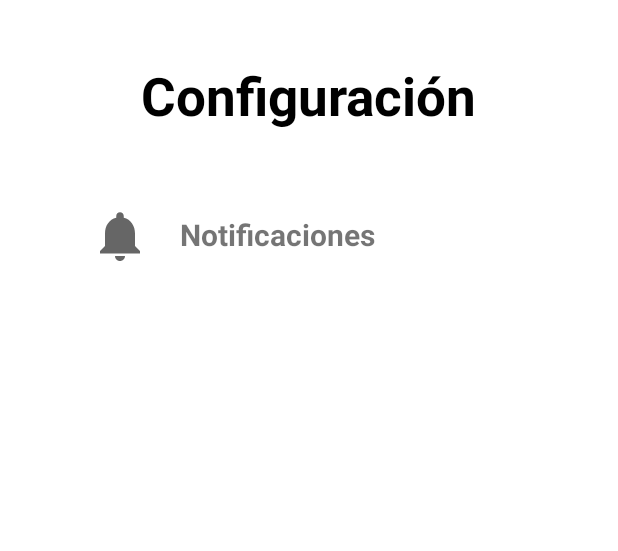
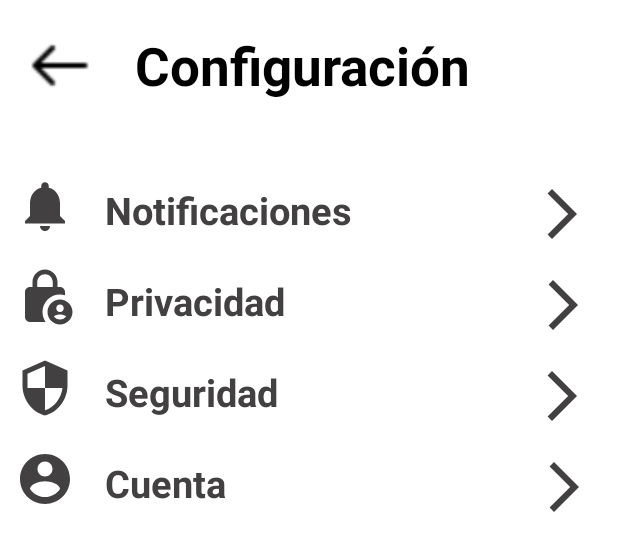
Before and after one commit to AimarGE/Editoria, an Android app: the layout fragment_opciones.xml on its own in the app's theme, with its tools: preview values and no code run, on a phone screen of 412 x 824 dp. Shown: the top 551 px of the screen. Run offline under Robolectric (Android 15) with nearby library versions, the phone set to English and light mode, and no system bars.

Commit message:
haciendo opciones

```diff
--- a/app/src/main/java/com/example/editoria/MainActivity.java
+++ b/app/src/main/java/com/example/editoria/MainActivity.java
@@ -36,7 +36,7 @@ public class MainActivity extends AppCompatActivity {
         new Handler().postDelayed(new Runnable() {
             @Override
             public void run() {
-                Intent intent = new Intent(MainActivity.this, Login.class);
+                Intent intent = new Intent(MainActivity.this, MainFragmentContainer.class);
                 startActivity(intent);
                 finish();
             }
--- /dev/null
+++ b/app/src/main/res/drawable/ic_candado.xml
@@ -0,0 +1,13 @@
+<vector xmlns:android="http://schemas.android.com/apk/res/android"
+    android:width="24dp"
+    android:height="24dp"
+    android:viewportWidth="24"
+    android:viewportHeight="24"
+    android:tint="?attr/colorControlNormal">
+  <path
+      android:fillColor="@android:color/white"
+      android:pathData="M18,11c0.7,0 1.37,0.1 2,0.29V10c0,-1.1 -0.9,-2 -2,-2h-1V6c0,-2.76 -2.24,-5 -5,-5S7,3.24 7,6v2H6c-1.1,0 -2,0.9 -2,2v10c0,1.1 0.9,2 2,2h6.26C11.47,20.87 11,19.49 11,18C11,14.13 14.13,11 18,11zM8.9,6c0,-1.71 1.39,-3.1 3.1,-3.1s3.1,1.39 3.1,3.1v2H8.9V6z"/>
+  <path
+      android:fillColor="@android:color/white"
+      android:pathData="M18,13c-2.76,0 -5,2.24 -5,5s2.24,5 5,5s5,-2.24 5,-5S20.76,13 18,13zM18,15c0.83,0 1.5,0.67 1.5,1.5S18.83,18 18,18s-1.5,-0.67 -1.5,-1.5S17.17,15 18,15zM18,21c-1.03,0 -1.94,-0.52 -2.48,-1.32C16.25,19.26 17.09,19 18,19s1.75,0.26 2.48,0.68C19.94,20.48 19.03,21 18,21z"/>
+</vector>
--- /dev/null
+++ b/app/src/main/res/drawable/ic_flecha.xml
@@ -0,0 +1,11 @@
+<vector xmlns:android="http://schemas.android.com/apk/res/android"
+    android:width="24dp"
+    android:height="24dp"
+    android:viewportWidth="24"
+    android:viewportHeight="24"
+    android:tint="?attr/colorControlNormal"
+    android:autoMirrored="true">
+  <path
+      android:fillColor="@android:color/white"
+      android:pathData="M6.23,20.23l1.77,1.77l10,-10l-10,-10l-1.77,1.77l8.23,8.23z"/>
+</vector>
--- /dev/null
+++ b/app/src/main/res/drawable/ic_security.xml
@@ -0,0 +1,10 @@
+<vector xmlns:android="http://schemas.android.com/apk/res/android"
+    android:width="24dp"
+    android:height="24dp"
+    android:viewportWidth="24"
+    android:viewportHeight="24"
+    android:tint="?attr/colorControlNormal">
+  <path
+      android:fillColor="@android:color/white"
+      android:pathData="M12,1L3,5v6c0,5.55 3.84,10.74 9,12 5.16,-1.26 9,-6.45 9,-12L21,5l-9,-4zM12,11.99h7c-0.53,4.12 -3.28,7.79 -7,8.94L12,12L5,12L5,6.3l7,-3.11v8.8z"/>
+</vector>
--- a/app/src/main/res/layout/fragment_opciones.xml
+++ b/app/src/main/res/layout/fragment_opciones.xml
@@ -1,5 +1,6 @@
 <?xml version="1.0" encoding="utf-8"?>
 <FrameLayout xmlns:android="http://schemas.android.com/apk/res/android"
+    xmlns:app="http://schemas.android.com/apk/res-auto"
     xmlns:tools="http://schemas.android.com/tools"
     android:layout_width="match_parent"
     android:layout_height="match_parent"
@@ -8,39 +9,149 @@
     android:layout_width="match_parent"
     android:layout_height="match_parent"
     android:orientation="vertical">
+    <LinearLayout
+        android:layout_width="match_parent"
+        android:layout_height="wrap_content"
+        android:orientation="horizontal"
+        android:layout_marginTop="20dp">
+        <ImageView
+            android:layout_width="40dp"
+            android:layout_height="match_parent"
+            android:src="@drawable/ic_arrow"
+            android:layout_marginLeft="20dp"
+            android:rotation="180"/>
         <TextView
             android:layout_width="wrap_content"
             android:layout_height="wrap_content"
             android:paddingHorizontal="20dp"
             android:text="Configuración"
-        android:gravity="top"
             android:textColor="#000000"
-        android:layout_marginTop="40dp"
             android:layout_gravity="center"
             android:textSize="35dp"
-        android:textStyle="bold" />
+            android:textStyle="bold"
+            android:layout_marginLeft="10dp"/>
+    </LinearLayout>
+
 
     <LinearLayout
+        android:id="@+id/opc_notificaciones"
         android:layout_width="match_parent"
         android:layout_height="wrap_content"
         android:orientation="horizontal"
         android:layout_marginTop="50dp">
-
         <ImageView
             android:layout_width="40dp"
             android:layout_height="40dp"
-            android:layout_marginLeft="60dp"
-            android:src="@drawable/ic_notification" />
+            android:layout_marginLeft="10dp"
+            android:src="@drawable/ic_notification"
+            app:tint="#424040"/>
         <TextView
-            android:layout_width="match_parent"
+            android:layout_width="wrap_content"
             android:layout_height="wrap_content"
             android:layout_marginTop="5dp"
             android:layout_marginLeft="20dp"
-            android:textSize="20dp"
+            android:textSize="25dp"
             android:textStyle="bold"
-            android:text="Notificaciones"/>
+            android:text="Notificaciones"
+            android:textColor="#424040"/>
+        <ImageView
+            android:layout_width="40dp"
+            android:layout_height="40dp"
+            android:layout_marginTop="5dp"
+            android:layout_marginLeft="120dp"
+            android:src="@drawable/ic_flecha"
+            app:tint="#424040"/>
     </LinearLayout>
 
+    <LinearLayout
+        android:id="@+id/opc_privacidad"
+        android:layout_width="match_parent"
+        android:layout_height="wrap_content"
+        android:orientation="horizontal"
+        android:layout_marginTop="15dp">
+        <ImageView
+            android:layout_width="40dp"
+            android:layout_height="40dp"
+            android:layout_marginLeft="10dp"
+            android:src="@drawable/ic_candado"
+            app:tint="#424040" />
+        <TextView
+            android:layout_width="wrap_content"
+            android:layout_height="wrap_content"
+            android:layout_marginTop="5dp"
+            android:layout_marginLeft="20dp"
+            android:textSize="25dp"
+            android:textStyle="bold"
+            android:text="Privacidad"
+            android:textColor="#424040"/>
+        <ImageView
+            android:layout_width="40dp"
+            android:layout_height="40dp"
+            android:layout_marginTop="5dp"
+            android:layout_marginLeft="165dp"
+            android:src="@drawable/ic_flecha"
+            app:tint="#424040"/>
+    </LinearLayout>
+
+    <LinearLayout
+        android:id="@+id/opc_seguridad"
+        android:layout_width="match_parent"
+        android:layout_height="wrap_content"
+        android:orientation="horizontal"
+        android:layout_marginTop="15dp">
+        <ImageView
+            android:layout_width="40dp"
+            android:layout_height="40dp"
+            android:layout_marginLeft="10dp"
+            android:src="@drawable/ic_security"
+            app:tint="#424040" />
+        <TextView
+            android:layout_width="wrap_content"
+            android:layout_height="wrap_content"
+            android:layout_marginTop="5dp"
+            android:layout_marginLeft="20dp"
+            android:textSize="25dp"
+            android:textStyle="bold"
+            android:text="Seguridad"
+            android:textColor="#424040"/>
+        <ImageView
+            android:layout_width="40dp"
+            android:layout_height="40dp"
+            android:layout_marginTop="5dp"
+            android:layout_marginLeft="169dp"
+            android:src="@drawable/ic_flecha"
+            app:tint="#424040"/>
+    </LinearLayout>
+
+    <LinearLayout
+        android:id="@+id/opc_perfil"
+        android:layout_width="match_parent"
+        android:layout_height="wrap_content"
+        android:orientation="horizontal"
+        android:layout_marginTop="15dp">
+        <ImageView
+            android:layout_width="40dp"
+            android:layout_height="40dp"
+            android:layout_marginLeft="10dp"
+            android:src="@drawable/ic_profile"
+            app:tint="#424040" />
+        <TextView
+            android:layout_width="wrap_content"
+            android:layout_height="wrap_content"
+            android:layout_marginTop="5dp"
+            android:layout_marginLeft="20dp"
+            android:textSize="25dp"
+            android:textStyle="bold"
+            android:text="Cuenta"
+            android:textColor="#424040"/>
+        <ImageView
+            android:layout_width="40dp"
+            android:layout_height="40dp"
+            android:layout_marginTop="5dp"
+            android:layout_marginLeft="205dp"
+            android:src="@drawable/ic_flecha"
+            app:tint="#424040"/>
+    </LinearLayout>
 
 </LinearLayout>
 </FrameLayout>
```
Also changed, not shown: app/src/main/res/drawable/ic_arrow.png (added). Lines whose indentation alone changed are shown as unchanged.
